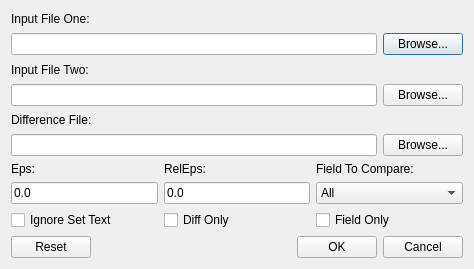
The window that src/gdxdiffdialog/gdxdiffdialog.ui (GAMS-dev/studio) describes before a commit, drawn with Qt 5.
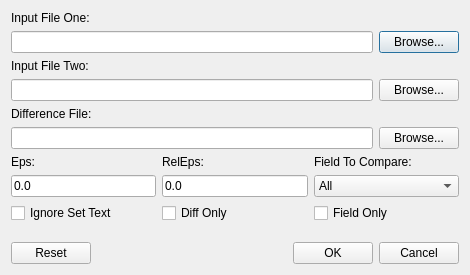
The same window after the commit. Custom widgets are drawn as their Qt base class.

Commit message: add spinner for better resizing behavior

What changed in the file:
```diff
--- a/src/gdxdiffdialog/gdxdiffdialog.ui
+++ b/src/gdxdiffdialog/gdxdiffdialog.ui
@@ -6,8 +6,8 @@
    <rect>
     <x>0</x>
     <y>0</y>
-    <width>474</width>
-    <height>269</height>
+    <width>470</width>
+    <height>275</height>
    </rect>
   </property>
   <property name="sizePolicy">
@@ -251,6 +251,19 @@
      </item>
     </layout>
    </item>
+   <item>
+    <spacer name="verticalSpacer">
+     <property name="orientation">
+      <enum>Qt::Vertical</enum>
+     </property>
+     <property name="sizeHint" stdset="0">
+      <size>
+       <width>20</width>
+       <height>40</height>
+      </size>
+     </property>
+    </spacer>
+   </item>
    <item>
     <layout class="QHBoxLayout" name="horizontalLayout_4">
      <item>
```
